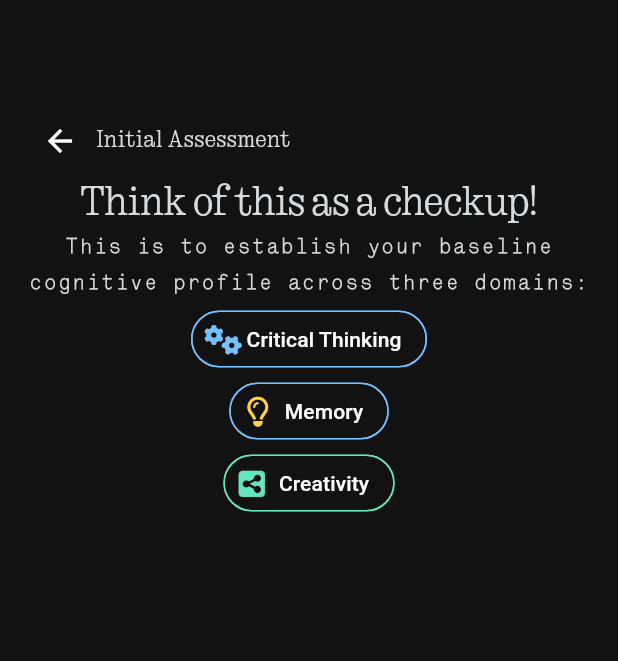
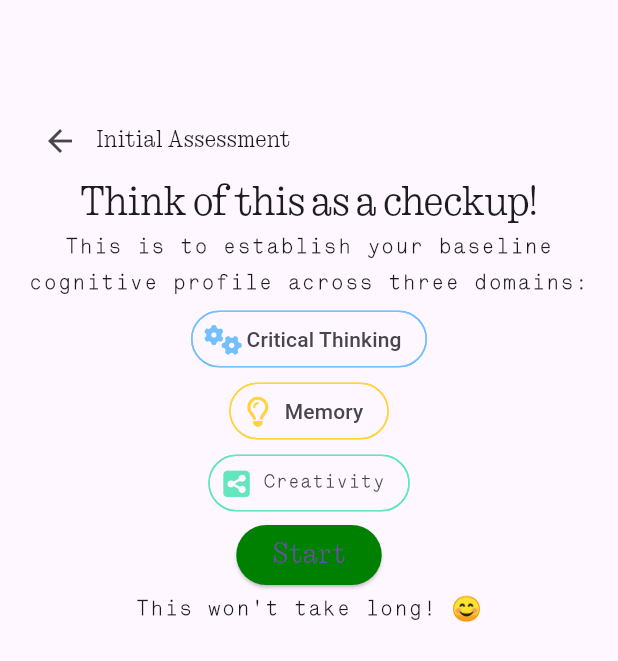
Before and after one commit to harrywvu/rheto, a Flutter app: the screen it shows after launch, after a tap on "Get Started", on a phone screen of 412 x 824 dp. Shown: the top 661 px of the screen. Run offline on Flutter 3.47's test engine with Material 3 defaults, Android fonts, the phone set to English and light mode, and no system bars; our stand-ins replace font_awesome_flutter; statements that could not run were skipped.

Commit message:
Assessment Screen is still being filled. Doing a lot of code refactoring for cleaner code. Progress is slow but that's a part of it.

```diff
--- a/lib/main.dart
+++ b/lib/main.dart
@@ -1,5 +1,5 @@
 import 'package:flutter/material.dart';
-import 'package:rheto/AppColors.dart';
+import 'package:rheto/AppTheme.dart';
 import 'package:rheto/screens/assessment_screen.dart';
 
 // Entry Point of Program
@@ -17,45 +17,7 @@ class MyApp extends StatelessWidget {
   Widget build(BuildContext context) {
     return MaterialApp(
       title: 'Rheto',
-      theme: ThemeData(
-        // base ui colors are based off of redit lol
-        colorScheme: ColorScheme.dark(primary: AppColors.mainBackgroundColor),
-
-        elevatedButtonTheme: ElevatedButtonThemeData(
-          style: ElevatedButton.styleFrom(
-            foregroundColor: AppColors.textColor,
-
-            textStyle: const TextStyle(fontFamily: 'Ntype82-R'),
-          ),
-        ),
-
-        textTheme: TextTheme(
-          headlineLarge: TextStyle(
-            fontFamily: 'Ntype82-R',
-            color: AppColors.textColor,
-          ),
-          headlineMedium: TextStyle(
-            fontFamily: 'Ntype82-R',
-            color: AppColors.textColor,
-          ),
-          headlineSmall: TextStyle(
-            fontFamily: 'Ntype82-R',
-            color: AppColors.textColor,
-          ),
-          bodyLarge: TextStyle(
-            fontFamily: 'Lettera',
-            color: AppColors.textColor,
-          ),
-          bodyMedium: TextStyle(
-            fontFamily: 'Lettera',
-            color: AppColors.textColor,
-          ),
-          bodySmall: TextStyle(
-            fontFamily: 'Lettera',
-            color: AppColors.textColor,
-          ),
-        ),
-      ),
+      theme: ,
       home: const MyHomePage(title: 'Rheto'),
     );
   }
--- a/lib/screens/assessment_screen.dart
+++ b/lib/screens/assessment_screen.dart
@@ -13,6 +13,13 @@ class AssessmentScreen extends StatefulWidget {
 class _AssessmentScreenState extends State<AssessmentScreen> {
   @override
   Widget build(BuildContext context) {
+
+    // chip Theme
+
+
+
+
+
     // TODO: implement build
     return Scaffold(
       body: Padding(
@@ -69,25 +76,43 @@ class _AssessmentScreenState extends State<AssessmentScreen> {
                       label: Text("Memory"),
                       shape: RoundedRectangleBorder(
                         borderRadius: BorderRadius.circular(20),
-                        side: BorderSide(color: Color(0xFF74C0FC)),
+                        side: BorderSide(color: Color(0xFFFFD43B)),
                       ),
                     ),
 
                     Chip(
                       avatar: FaIcon(FontAwesomeIcons.squareShareNodes, color: Color(0xFF63E6BE),size: 20),
                       label: Text("Creativity"),
+                      labelStyle: const TextStyle(
+                        fontFamily: 'Lettera'
+                      ),
                       shape: RoundedRectangleBorder(
                         borderRadius: BorderRadius.circular(20),
                         side: BorderSide(color: Color(0xFF63E6BE)),
                       ),
+                    ),
+
+                    ElevatedButton(
+                      onPressed: () {},
+                      child: Text("Start"),
+                      style: ElevatedButton.styleFrom(
+                        backgroundColor: Color(0xFF008000),
+                        textStyle: Theme.of(context).textTheme.bodyLarge?.copyWith(
+                          fontSize: 20,
+                          fontFamily: 'Ntype82-R' // for some reason, changing the font size of the button changes the theme. I have to explicitly set its the typeface again.
+                        )
+                      ),
+                    ),
+
+                    Text(
+                      "This won't take long! 😊",
+                      style: Theme.of(context).textTheme.bodyLarge?.copyWith(fontFamily: 'Lettera'),
+                      textAlign: TextAlign.center
                     )
 
-// <i class="fa-solid fa-gears" style="color: #74C0FC;"></i>
+                  ]
 
-                  // Critical Thinking - Blue gears
-                  // Memory - Green - Hexagon Nodes
 
-                  ]
                 )
 
 
```
Also changed, not shown: lib/AppColors.dart (deleted, +0 -7 lines), lib/AppTheme.dart (added, +43 -0 lines).
